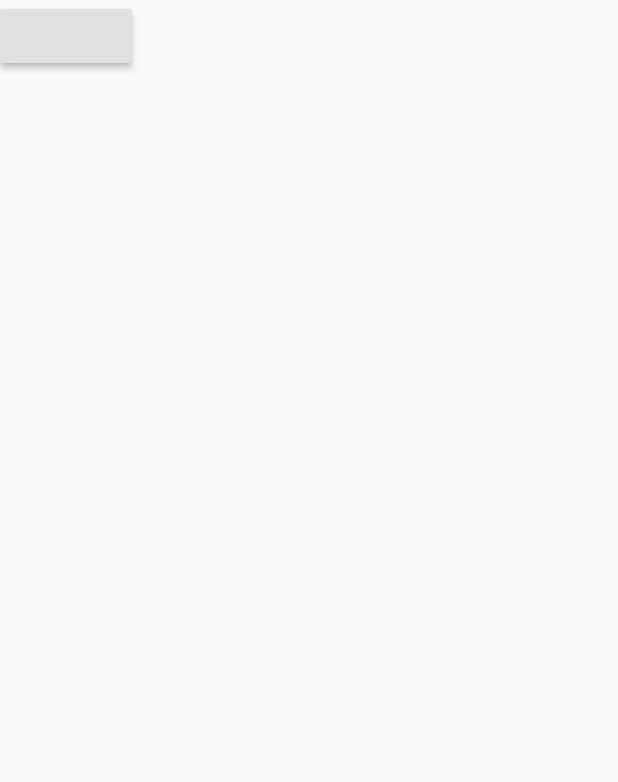
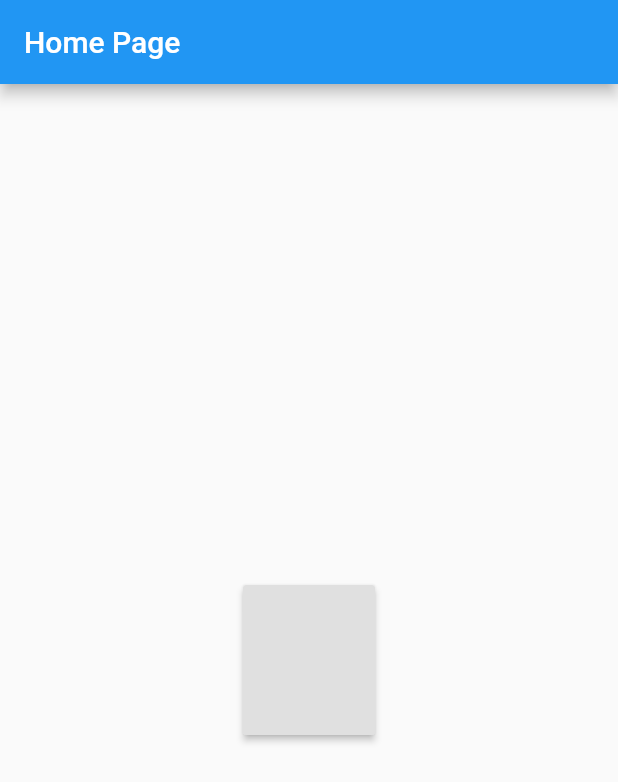
Before and after one commit to hackforla/new-schools-today, a Flutter app: the screen it shows after launch, on a phone screen of 412 x 824 dp. Shown: the top 782 px of the screen. Run offline on Flutter 3.47's test engine with Material 2 defaults, Android fonts, the phone set to English and light mode, and no system bars.

Commit message:
Added navigation to routers
Added navigation between temporary view "HomeView" and "LoginView".

```diff
--- a/nstAppTemplate/lib/Home.dart
+++ b/nstAppTemplate/lib/Home.dart
@@ -1,13 +1,22 @@
 import 'package:flutter/material.dart';
+import './main.dart';
 
 class HomeView extends StatelessWidget {
 
   @override
   Widget build(BuildContext context) {
     return Scaffold(
-      body: RaisedButton(onPressed: () {
-
-      },),
+      appBar: AppBar(
+        title: Text('Home Page'),
+      ),
+      body: Center(
+        child: RaisedButton(
+          padding: EdgeInsets.only(top: 100),
+          onPressed: () {
+            Navigator.pushNamed(context, LoginViewRoute);
+          },
+        ),
+      ),
     );
   }
 }
```
Also changed, not shown: nstAppTemplate/lib/Login.dart (+11 -1 lines).
